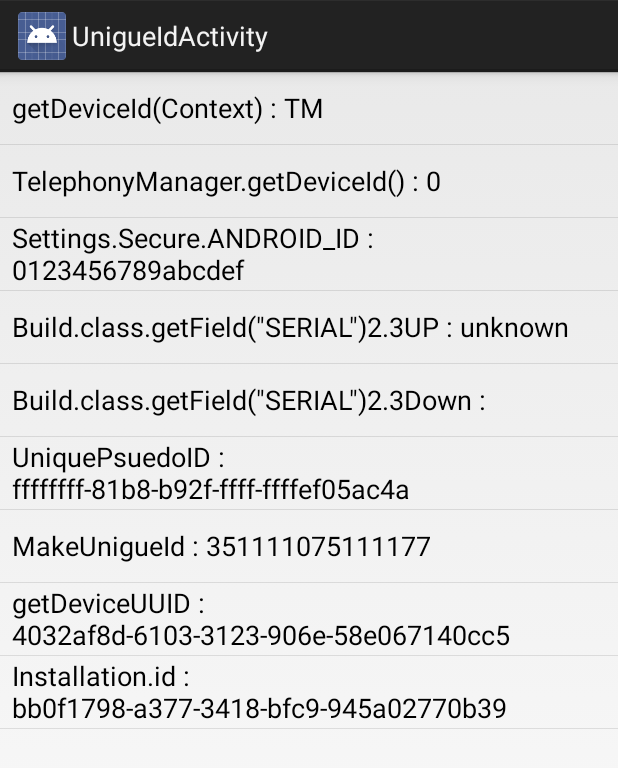
After one commit to hyungsok/MySampleApps, an Android app: the UnigueIdActivity screen opened directly, with no data from a screen before it, on a phone screen of 412 x 824 dp. The commit adds this screen. Shown: the top 768 px of the screen. Run offline under Robolectric (Android 15) with nearby library versions, the phone set to English and light mode, and no system bars; 1 statement that could not run was skipped.

Commit message:
샘플코드 추가 작업

```diff
--- a/app/build.gradle
+++ b/app/build.gradle
@@ -25,8 +25,8 @@ dependencies {
     compile 'com.android.support:design:22.2.0'
     compile 'com.android.support:support-v4:22.2.1'
     compile 'com.android.support:appcompat-v7:22.2.1'
-    compile 'com.android.support:palette-v7:21.0.+'
-    compile 'com.android.support:recyclerview-v7:21.0.+'
+    compile 'com.android.support:palette-v7:22.0.+'
+    compile 'com.android.support:recyclerview-v7:22.0.+'
 
     compile 'com.github.bumptech.glide:glide:3.6.0'
 
--- /dev/null
+++ b/app/src/main/java/com/onlyapps/sample/UnigueIdActivity.java
@@ -0,0 +1,186 @@
+package com.onlyapps.sample;
+
+import android.app.Activity;
+import android.content.Context;
+import android.os.Build;
+import android.os.Bundle;
+import android.provider.Settings;
+import android.telephony.TelephonyManager;
+import android.util.Log;
+import android.widget.ArrayAdapter;
+import android.widget.ListView;
+
+import com.onlyapps.sample.utils.Installation;
+
+import java.io.UnsupportedEncodingException;
+import java.lang.reflect.Method;
+import java.util.UUID;
+
+public class UnigueIdActivity extends Activity {
+
+    private static final String TAG = UnigueIdActivity.class.getSimpleName();
+
+    @Override
+    protected void onCreate(Bundle savedInstanceState) {
+        super.onCreate(savedInstanceState);
+
+        ListView listView = new ListView(this);
+        ArrayAdapter<String> adapter = new ArrayAdapter<String>(this, android.R.layout.simple_list_item_1);
+        adapter.add("getDeviceId(Context) : " + getDeviceId(this));
+        adapter.add("TelephonyManager.getDeviceId() : " + getDeviceId());
+        adapter.add("Settings.Secure.ANDROID_ID : " + getStringAndroidId());
+        adapter.add("Build.class.getField(\"SERIAL\")2.3UP : " + getDeviceSerialNumber());
+        adapter.add("Build.class.getField(\"SERIAL\")2.3Down : " + getSerialno());
+        adapter.add("UniquePsuedoID : " + getUniquePsuedoID());
+        adapter.add("MakeUnigueId : " + getMakeUnigueId());
+        adapter.add("getDeviceUUID : " + getDeviceUUID(this));
+        adapter.add("Installation.id : " + Installation.id(this));
+        listView.setAdapter(adapter);
+        setContentView(listView);
+    }
+
+    private String getDeviceId() {
+        TelephonyManager mTelephony = (TelephonyManager) getSystemService(Context.TELEPHONY_SERVICE);
+        String myAndroidDeviceId  = mTelephony.getDeviceId();
+        Log.d(TAG, "getDeviceId() : " + myAndroidDeviceId);
+        return myAndroidDeviceId;
+    }
+
+    /**
+     * ANDROID_ID 또한 단점이 있는데, Proyo 2.2 이전 Version 에는 100% 디바이스 고유 번호를 획득 한다고는 보장 할 수 없으며,
+     * 몇몇 Vendor 에서 출하된 디바이스에 동일한 고유 번호가 획득 된다는 버그가 report 됐다는 것이다.
+     * @return
+     */
+    private String getStringAndroidId() {
+        String myAndroidDeviceId = Settings.Secure.getString(getApplicationContext().getContentResolver(), Settings.Secure.ANDROID_ID);
+        Log.d(TAG, "Settings.Secure.ANDROID_ID : " + myAndroidDeviceId);
+        return myAndroidDeviceId;
+    }
+
+    /**
+     * 안드로이드의 API Level 9 (진저브레드 2.3) 이후 부터 제공 하는 고유 번호 로서
+     * TelephonyManager 클래스를 통한 획득 보다는 안전 하다고 할 수 있지만 2.3 미만의 Version 에서는 문제가 발생 할 수 가 있다.
+     * API Level 9 부터 제공 하기 때문에 @SuppressLint("NewApi") 를 추가 해야 되기 때문에 아래와 같이 Java reflection을 통해 획득 하는 것이 좋다.
+     * @return
+     */
+    private String getDeviceSerialNumber() {
+        try {
+            return (String) Build.class.getField("SERIAL").get(null);
+        } catch (Exception ignored) {
+            return null;
+        }
+    }
+
+    /**
+     * android.os.Build.SERIAL 2.3 이전에도 받아올수 있게 하는 비밀 코드
+     * @return
+     */
+    private String getSerialno() {
+        Class<?> c = null;
+        try {
+            c = Class.forName("android.os.SystemProperties");
+            Method get = c.getMethod("get", String.class);
+            return (String)get.invoke(c, "ro.serialno");
+        } catch (Exception e) {
+            e.printStackTrace();
+            return null;
+        }
+    }
+
+
+    /**
+     * Return pseudo unique ID
+     *
+     * http://stackoverflow.com/questions/2785485/is-there-a-unique-android-device-id
+     *
+     * @return ID
+     */
+    public static String getUniquePsuedoID() {
+        // If all else fails, if the user does have lower than API 9 (lower
+        // than Gingerbread), has reset their device or 'Secure.ANDROID_ID'
+        // returns 'null', then simply the ID returned will be solely based
+        // off their Android device information. This is where the collisions
+        // can happen.
+        // Thanks http://www.pocketmagic.net/?p=1662!
+        // Try not to use DISPLAY, HOST or ID - these items could change.
+        // If there are collisions, there will be overlapping data
+        String m_szDevIDShort = "35" + (Build.BOARD.length() % 10) + (Build.BRAND.length() % 10) + (Build.CPU_ABI.length() % 10) + (Build.DEVICE.length() % 10) + (Build.MANUFACTURER.length() % 10) + (Build.MODEL.length() % 10) + (Build.PRODUCT.length() % 10);
+
+        // Thanks to @Roman SL!
+        // http://stackoverflow.com/a/4789483/950427
+        // Only devices with API >= 9 have android.os.Build.SERIAL
+        // http://developer.android.com/reference/android/os/Build.html#SERIAL
+        // If a user upgrades software or roots their device, there will be a duplicate entry
+        String serial = null;
+        try {
+            serial = android.os.Build.class.getField("SERIAL").get(null).toString();
+
+            // Go ahead and return the serial for api => 9
+            return new UUID(m_szDevIDShort.hashCode(), serial.hashCode()).toString();
+        } catch (Exception exception) {
+            // String needs to be initialized
+            serial = "serial"; // some value
+        }
+
+        // Thanks @Joe!
+        // http://stackoverflow.com/a/2853253/950427
+        // Finally, combine the values we have found by using the UUID class to create a unique identifier
+        return new UUID(m_szDevIDShort.hashCode(), serial.hashCode()).toString();
+    }
+
+    public String getMakeUnigueId() {
+        return  "35" + //we make this look like a valid IMEI
+                Build.BOARD.length()%10+ Build.BRAND.length()%10 +
+                Build.CPU_ABI.length()%10 + Build.DEVICE.length()%10 +
+                Build.DISPLAY.length()%10 + Build.HOST.length()%10 +
+                Build.ID.length()%10 + Build.MANUFACTURER.length()%10 +
+                Build.MODEL.length()%10 + Build.PRODUCT.length()%10 +
+                Build.TAGS.length()%10 + Build.TYPE.length()%10 +
+                Build.USER.length()%10 ; //13 digits
+    }
+
+    /**
+     *
+     * @param ctx
+     * @return
+     */
+    public String getDeviceId(Context ctx) {
+        String tmDevice = getDeviceId();
+        String androidId = getStringAndroidId();
+        String serial = getDeviceSerialNumber();
+
+        if (tmDevice != null) return "TM" + tmDevice;
+        if (androidId != null) return "AI" + androidId;
+        if (serial != null) return "SI" + serial;
+
+        return null;
+    }
+
+    /**
+     * 한 사용자에게 여러 기기를 허용하기 위해 기기별 id가 필요하다.
+     * ANDROID_ID가 기기마다 다른 값을 준다고 보장할 수 없어, 보완된 로직이 포함되어 있다.
+     * https://github.com/rangken/kakao-sdk/blob/master/src/main/java/com/kakao/PushToken.java
+     */
+    public static String getDeviceUUID(final Context context) {
+        UUID uuid = null;
+        // 먼저 가장 정확하다고 알려진 ANDROID_ID 를 가져옵니다.
+        final String androidId = Settings.Secure.getString(context.getContentResolver(), Settings.Secure.ANDROID_ID);
+        try {
+            // 예전 어떤 기기에서 특정 번호로만 나오던 버그
+            if (!"9774d56d682e549c".equals(androidId)) {
+                uuid = UUID.nameUUIDFromBytes(androidId.getBytes("utf8"));
+            } else {
+                final String deviceId = ((TelephonyManager) context.getSystemService(Context.TELEPHONY_SERVICE)).getDeviceId();
+                // 둘 다 실패하면, 랜덤하게 UUID 를 발생시킵니다.
+                uuid = deviceId != null ? UUID.nameUUIDFromBytes(deviceId.getBytes("utf8")) : UUID.randomUUID();
+            }
+        } catch (UnsupportedEncodingException e) {
+            throw new RuntimeException(e);
+        }
+
+        // 랜덤한 값이지만 preference 에 저장해두고 사용하기 때문에 삭제하고 재설치하지 않는 이상 랜덤한 넘버를 두번 만들지는 않습니다.
+
+        return uuid.toString();
+    }
+
+}
--- /dev/null
+++ b/app/src/main/java/com/onlyapps/sample/utils/Installation.java
@@ -0,0 +1,46 @@
+package com.onlyapps.sample.utils;
+
+import android.content.Context;
+
+import java.io.File;
+import java.io.FileOutputStream;
+import java.io.IOException;
+import java.io.RandomAccessFile;
+import java.util.UUID;
+
+/**
+ * Created by hyungsoklee on 2015. 8. 6..
+ */
+public class Installation {
+    private static String sID = null;
+    private static final String INSTALLATION = "INSTALLATION";
+
+    public synchronized static String id(Context context) {
+        if (sID == null) {
+            File installation = new File(context.getFilesDir(), INSTALLATION);
+            try {
+                if (!installation.exists())
+                    writeInstallationFile(installation);
+                sID = readInstallationFile(installation);
+            } catch (Exception e) {
+                throw new RuntimeException(e);
+            }
+        }
+        return sID;
+    }
+
+    private static String readInstallationFile(File installation) throws IOException {
+        RandomAccessFile f = new RandomAccessFile(installation, "r");
+        byte[] bytes = new byte[(int) f.length()];
+        f.readFully(bytes);
+        f.close();
+        return new String(bytes);
+    }
+
+    private static void writeInstallationFile(File installation) throws IOException {
+        FileOutputStream out = new FileOutputStream(installation);
+        String id = UUID.randomUUID().toString();
+        out.write(id.getBytes());
+        out.close();
+    }
+}
--- a/app/src/main/res/values/strings.xml
+++ b/app/src/main/res/values/strings.xml
@@ -114,4 +114,6 @@
     <string name="title_activity_scroll_view_sample">ScrollViewSampleActivity</string>
     <string name="title_activity_reaim_sample">ReaimSampleActivity</string>
     <string name="title_activity_reaim_list_view">ReaimListViewActivity</string>
+    <string name="title_activity_app_link">AppLinkActivity</string>
+    <string name="title_activity_unigue_id">UnigueIdActivity</string>
 </resources>
```
Also changed, not shown: app/src/main/AndroidManifest.xml (+13 -7 lines), app/src/main/java/com/onlyapps/sample/AlarmManagerTestActivity.java (added, +89 -0 lines), app/src/main/java/com/onlyapps/sample/MainActivity.java (+8 -0 lines), app/src/main/res/layout/activity_alarmmanager.xml (added, +34 -0 lines), 1 other file.
